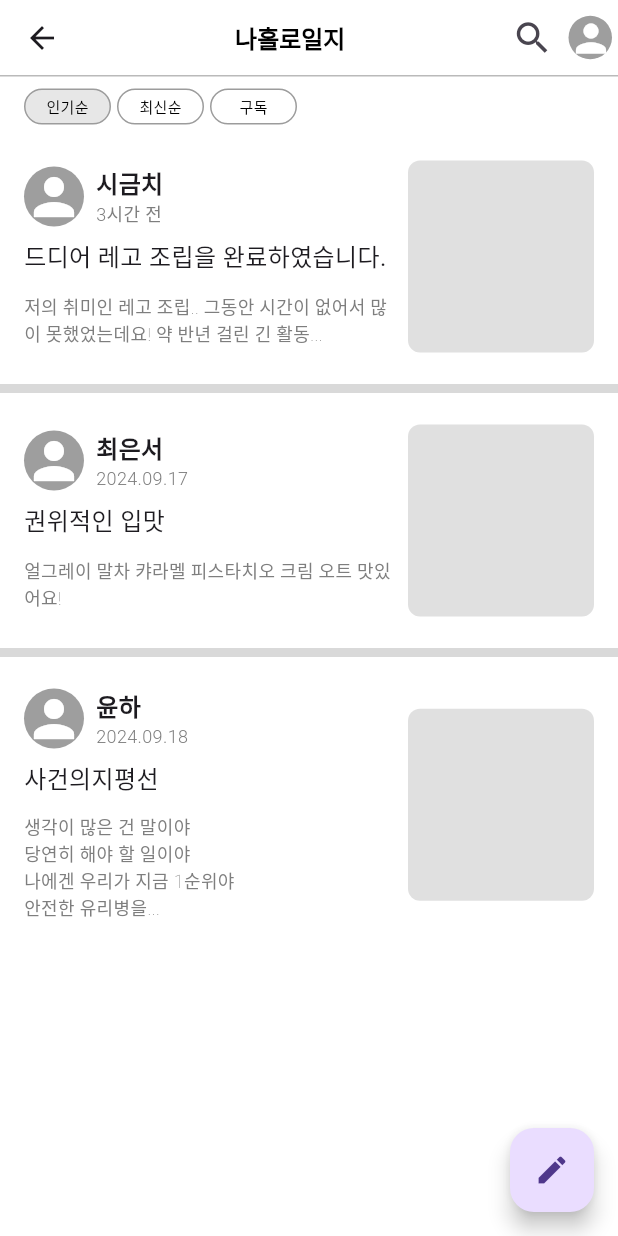
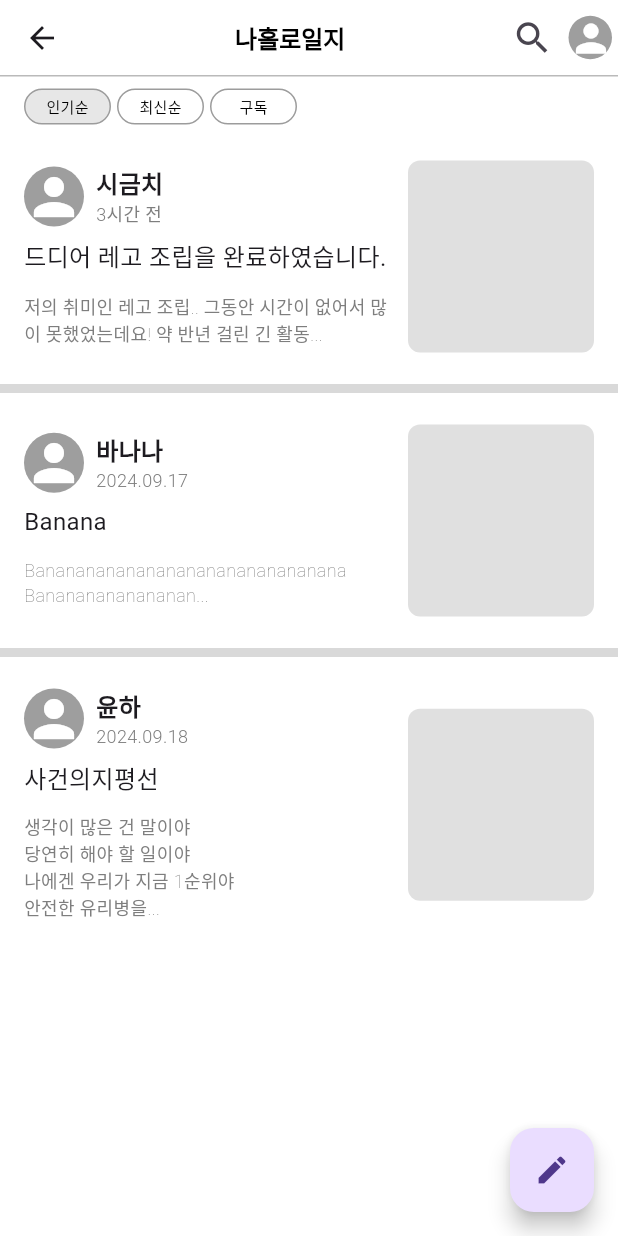
Before and after one commit to 2024yeso/Naholo, a Flutter app: the DiaryMain screen opened directly, on a phone screen of 412 x 824 dp. Run offline on Flutter 3.47's test engine with Material 3 defaults, Android fonts, the phone set to English and light mode, and no system bars; our stand-ins replace firebase_auth, firebase_core, flutter_rating_bar, flutter_svg, fluttertoast, google_sign_in and 1 more; missing offline and left inert: flutter_naver_map, o3d; accounts and stored records are empty.

Commit message:
Update diary_main.dart

```diff
--- a/nahollo_ysj/lib/diary/diary_main.dart
+++ b/nahollo_ysj/lib/diary/diary_main.dart
@@ -37,10 +37,10 @@ class _DiaryMainState extends State<DiaryMain> {
       hotted: true,
     ),
     DiaryPostList(
-      author: '최은서',
+      author: '바나나',
       createdAt: DateTime.now().subtract(Duration(days: 3)),
-      title: '권위적인 입맛',
-      content: '얼그레이 말차 캬라멜 피스타치오 크림 오트 맛있어요!',
+      title: 'Banana',
+      content: 'Bananananananananananananananana\nBanananananananananananananananana\nBananananananananananananananananana',
       hot: 10,
       subscribe: true,
       hotted: true,
```
